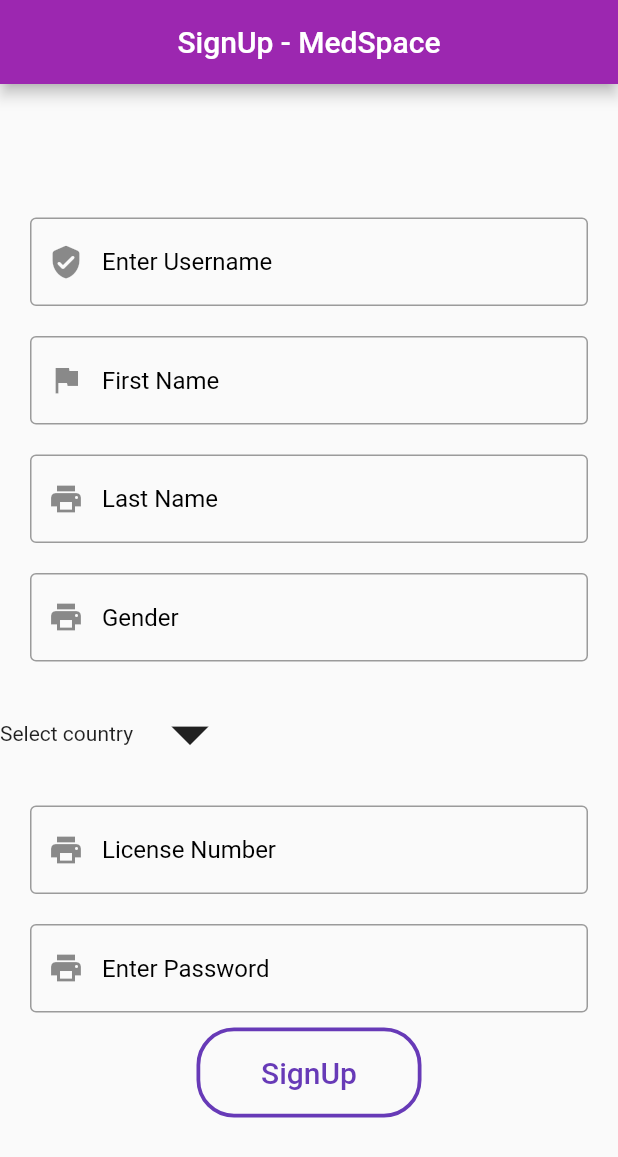
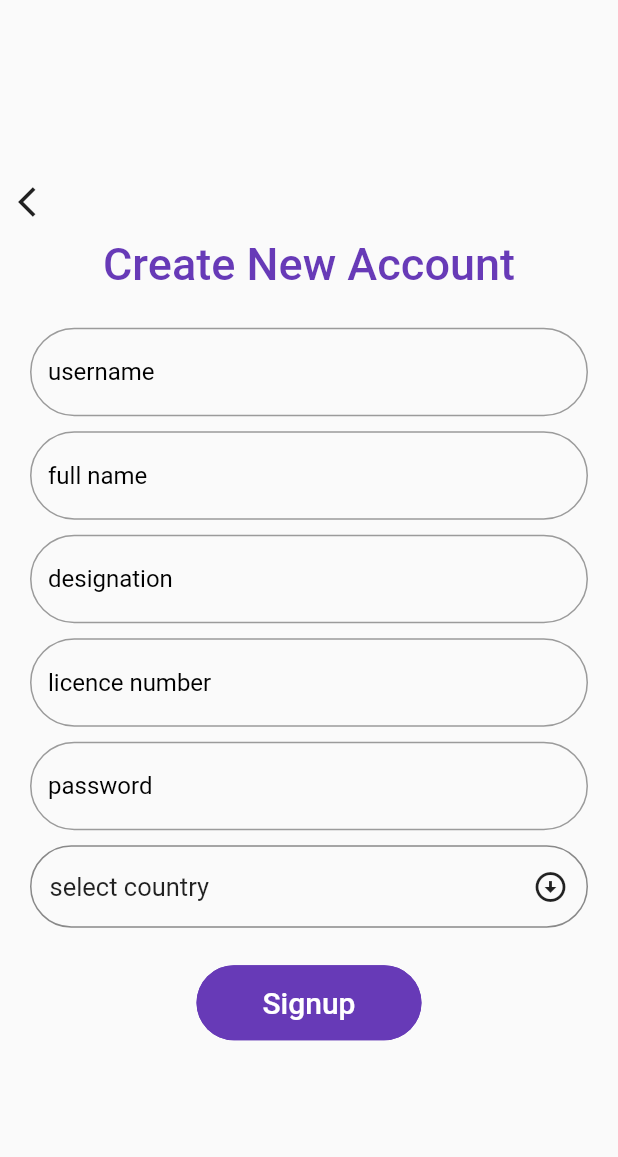
Before and after one commit to Job-madi/MedSpace, a Flutter app: the Signup screen opened directly, on a phone screen of 412 x 824 dp. Shown: the top 1157 px of the screen. Run offline on Flutter 3.47's test engine with Material 2 defaults, Android fonts, the phone set to English and light mode, and no system bars; our stand-ins replace adaptive_theme, country_picker, curved_navigation_bar; network calls fail.

Commit message:
remaster auth pages ui

```diff
--- a/flutter_app/medspace/lib/auth.dart
+++ b/flutter_app/medspace/lib/auth.dart
@@ -1,6 +1,7 @@
 import 'package:flutter/cupertino.dart';
 import 'package:flutter/material.dart';
 import 'package:country_picker/country_picker.dart';
+import 'package:medspace/main.dart';
 import 'homescreen.dart';
 
 class Login extends StatefulWidget {
@@ -12,61 +13,93 @@ class _LoginState extends State<Login> {
   @override
   Widget build(BuildContext context) {
     return Scaffold(
-      appBar: new AppBar(
-        automaticallyImplyLeading: false,
-        title: Center(
-          child: Text("LogIn - MedSpace"),
-        ),
-      ),
-      body: Center(
+      body: SafeArea(
+        child: Center(
           child: Container(
             child: Column(
               children: <Widget>[
-              Text("Welcome Back!!"),
+                Row(
+                  children: <Widget>[
+                    IconButton(
+                        icon: Icon(Icons.arrow_back_ios),
+                        onPressed: () {
+                          Navigator.push(
+                            context,
+                            MaterialPageRoute(builder: (context) => MyApp()),
+                          );
+                        })
+                  ],
+                ),
+                Container(
+                  child: Column(
+                    children: <Widget>[
+                      Text(
+                        "LogIn",
+                        style: TextStyle(
+                            color: Colors.deepPurple,
+                            fontSize: 30,
+                            fontWeight: FontWeight.w500),
+                      ),
                       Padding(
-                padding: EdgeInsets.symmetric(horizontal: 20.0, vertical: 20.0),
+                        padding: EdgeInsets.symmetric(
+                            horizontal: 20.0, vertical: 20.0),
                         child: TextField(
                           decoration: InputDecoration(
-                      prefixIcon: Icon(Icons.print),
-                      hintText: "Enter Username",
+                              hintText: "username",
                               hintStyle: TextStyle(
-                          fontWeight: FontWeight.w400, color: Colors.black),
-                      border: OutlineInputBorder()),
+                                  fontWeight: FontWeight.w400,
+                                  color: Colors.black),
+                              border: OutlineInputBorder(
+                                  borderRadius:
+                                      BorderRadius.all(Radius.circular(50)))),
                         ),
                       ),
                       Padding(
-                padding: EdgeInsets.symmetric(horizontal: 20.0, vertical: 20.0),
+                        padding: EdgeInsets.symmetric(
+                            horizontal: 20.0, vertical: 5.0),
                         child: TextField(
-                  obscureText: true,
+                          obscureText: false,
                           decoration: InputDecoration(
-                      prefixIcon: Icon(Icons.print),
-                      hintText: "Enter Password",
+                              hintText: "password",
                               hintStyle: TextStyle(
-                          fontWeight: FontWeight.w400, color: Colors.black),
-                      border: OutlineInputBorder()),
+                                  fontWeight: FontWeight.w400,
+                                  color: Colors.black),
+                              border: OutlineInputBorder(
+                                  borderRadius:
+                                      BorderRadius.all(Radius.circular(50)))),
                         ),
                       ),
-              MaterialButton(
+                      Padding(
+                        padding: EdgeInsets.symmetric(vertical: 20.0),
+                        child: MaterialButton(
                           elevation: 0.0,
                           child: Text(
                             "Login",
-                  style: TextStyle(fontSize: 20.0, color: Colors.deepPurple),
+                            style:
+                                TextStyle(fontSize: 20.0, color: Colors.white),
                           ),
                           onPressed: () {
                             Navigator.push(
                               context,
-                    MaterialPageRoute(builder: (context) => MyHomePage()),
+                              MaterialPageRoute(
+                                  builder: (context) => MyHomePage()),
                             );
                           },
                           shape: RoundedRectangleBorder(
-                  borderRadius: BorderRadius.circular(25.0),
-                  side: BorderSide(color: Colors.deepPurple, width: 2.5),
+                            borderRadius: BorderRadius.circular(28.0),
+                            side: BorderSide(
+                                color: Colors.deepPurple, width: 2.5),
                           ),
-                height: 60,
+                          height: 50,
                           minWidth: 150,
-                color: Colors.black.withOpacity(0.0),
+                          color: Colors.deepPurple,
+                        ),
                       ),
                     ],
+                  ),
+                ),
+              ],
+            ),
           ),
         ),
       ),
@@ -82,138 +115,180 @@ class Signup extends StatefulWidget {
 class _SignupState extends State<Signup> {
   @override
   Widget build(BuildContext context) {
+    var h = MediaQuery.of(context).size.width;
     return Scaffold(
-      appBar: new AppBar(
-        automaticallyImplyLeading: false,
-        title: Center(
-          child: Text("SignUp - MedSpace"),
-        ),
-      ),
-      body: Center(
+      body: SafeArea(
+        child: Center(
           child: Container(
             child: SingleChildScrollView(
               child: Column(
                 children: <Widget>[
+                  Row(
+                    children: <Widget>[
+                      IconButton(
+                          icon: Icon(Icons.arrow_back_ios),
+                          onPressed: () {
+                            Navigator.push(
+                              context,
+                              MaterialPageRoute(builder: (context) => MyApp()),
+                            );
+                          })
+                    ],
+                  ),
+                  Container(
+                    child: Column(
+                      children: <Widget>[
+                        Text(
+                          "Create New Account",
+                          style: TextStyle(
+                              color: Colors.deepPurple,
+                              fontSize: 30,
+                              fontWeight: FontWeight.w500),
+                        ),
+                        SizedBox(
+                          height: 20,
+                        ),
                         Padding(
-                  padding:
-                      EdgeInsets.symmetric(horizontal: 20.0, vertical: 10.0),
+                          padding: EdgeInsets.symmetric(
+                              horizontal: 20.0, vertical: 5.0),
                           child: TextField(
                             decoration: InputDecoration(
-                        prefixIcon: Icon(Icons.verified_user_rounded),
-                        hintText: "Enter Username",
+                                hintText: "username",
                                 hintStyle: TextStyle(
-                            fontWeight: FontWeight.w400, color: Colors.black),
-                        border: OutlineInputBorder()),
+                                    fontWeight: FontWeight.w400,
+                                    color: Colors.black),
+                                border: OutlineInputBorder(
+                                    borderRadius:
+                                        BorderRadius.all(Radius.circular(50)))),
                           ),
                         ),
                         Padding(
-                  padding:
-                      EdgeInsets.symmetric(horizontal: 20.0, vertical: 10.0),
+                          padding: EdgeInsets.symmetric(
+                              horizontal: 20.0, vertical: 5.0),
+                          child: TextField(
+                            decoration: InputDecoration(
+                                hintText: "full name",
+                                hintStyle: TextStyle(
+                                    fontWeight: FontWeight.w400,
+                                    color: Colors.black),
+                                border: OutlineInputBorder(
+                                    borderRadius:
+                                        BorderRadius.all(Radius.circular(50)))),
+                          ),
+                        ),
+                        Padding(
+                          padding: EdgeInsets.symmetric(
+                              horizontal: 20.0, vertical: 5.0),
+                          child: TextField(
+                            decoration: InputDecoration(
+                                hintText: "designation",
+                                hintStyle: TextStyle(
+                                    fontWeight: FontWeight.w400,
+                                    color: Colors.black),
+                                border: OutlineInputBorder(
+                                    borderRadius:
+                                        BorderRadius.all(Radius.circular(50)))),
+                          ),
+                        ),
+                        Padding(
+                          padding: EdgeInsets.symmetric(
+                              horizontal: 20.0, vertical: 5.0),
+                          child: TextField(
+                            decoration: InputDecoration(
+                                hintText: "licence number",
+                                hintStyle: TextStyle(
+                                    fontWeight: FontWeight.w400,
+                                    color: Colors.black),
+                                border: OutlineInputBorder(
+                                    borderRadius:
+                                        BorderRadius.all(Radius.circular(50)))),
+                          ),
+                        ),
+                        Padding(
+                          padding: EdgeInsets.symmetric(
+                              horizontal: 20.0, vertical: 5.0),
                           child: TextField(
                             obscureText: true,
                             decoration: InputDecoration(
-                        prefixIcon: Icon(Icons.flag),
-                        hintText: "First Name",
+                                hintText: "password",
                                 hintStyle: TextStyle(
-                            fontWeight: FontWeight.w400, color: Colors.black),
-                        border: OutlineInputBorder()),
+                                    fontWeight: FontWeight.w400,
+                                    color: Colors.black),
+                                border: OutlineInputBorder(
+                                    borderRadius:
+                                        BorderRadius.all(Radius.circular(50)))),
                           ),
                         ),
                         Padding(
-                  padding:
-                      EdgeInsets.symmetric(horizontal: 20.0, vertical: 10.0),
-                  child: TextField(
-                    obscureText: true,
-                    decoration: InputDecoration(
-                        prefixIcon: Icon(Icons.print),
-                        hintText: "Last Name",
-                        hintStyle: TextStyle(
-                            fontWeight: FontWeight.w400, color: Colors.black),
-                        border: OutlineInputBorder()),
+                          padding: EdgeInsets.symmetric(vertical: 5),
+                          child: Container(
+                            child: Row(
+                              mainAxisAlignment: MainAxisAlignment.spaceBetween,
+                              children: <Widget>[
+                                Padding(
+                                  padding: EdgeInsets.symmetric(horizontal: 12),
+                                  child: Text(
+                                    "select country",
+                                    style: TextStyle(fontSize: 17),
                                   ),
                                 ),
-                Padding(
-                  padding:
-                      EdgeInsets.symmetric(horizontal: 20.0, vertical: 10.0),
-                  child: TextField(
-                    obscureText: true,
-                    decoration: InputDecoration(
-                        prefixIcon: Icon(Icons.print),
-                        hintText: "Gender",
-                        hintStyle: TextStyle(
-                            fontWeight: FontWeight.w400, color: Colors.black),
-                        border: OutlineInputBorder()),
-                  ),
-                ),
-                Container(
-                  child: Row(
-                    children: <Widget>[
-                      Text("Select country"),
                                 IconButton(
-                          icon: Icon(Icons.arrow_drop_down),
-                          iconSize: 60,
+                                    icon: Icon(Icons.arrow_circle_down),
                                     onPressed: () {
                                       showCountryPicker(
                                         context: context,
                                         //Optional.  Can be used to exclude(remove) one ore more country from the countries list (optional).
-                              exclude: <String>['KN', 'MF'],
+
                                         //Optional. Shows phone code before the country name.
                                         showPhoneCode: true,
                                         onSelect: (Country country) {
-                                print('Select country: ${country.displayName}');
+                                          // text = country.displayName;
                                         },
                                       );
                                     })
                               ],
                             ),
+                            height: 55,
+                            width: h - 40,
+                            decoration: BoxDecoration(
+                                border: Border.all(
+                                  color: Colors.black45,
                                 ),
-                Padding(
-                  padding:
-                      EdgeInsets.symmetric(horizontal: 20.0, vertical: 10.0),
-                  child: TextField(
-                    obscureText: true,
-                    decoration: InputDecoration(
-                        prefixIcon: Icon(Icons.print),
-                        hintText: "License Number",
-                        hintStyle: TextStyle(
-                            fontWeight: FontWeight.w400, color: Colors.black),
-                        border: OutlineInputBorder()),
+                                borderRadius:
+                                    BorderRadius.all(Radius.circular(50))),
                           ),
                         ),
                         Padding(
-                  padding:
-                      EdgeInsets.symmetric(horizontal: 20.0, vertical: 10.0),
-                  child: TextField(
-                    obscureText: true,
-                    decoration: InputDecoration(
-                        prefixIcon: Icon(Icons.print),
-                        hintText: "Enter Password",
-                        hintStyle: TextStyle(
-                            fontWeight: FontWeight.w400, color: Colors.black),
-                        border: OutlineInputBorder()),
-                  ),
-                ),
-                MaterialButton(
+                          padding: EdgeInsets.symmetric(vertical: 20.0),
+                          child: MaterialButton(
                             elevation: 0.0,
                             child: Text(
-                    "SignUp",
-                    style: TextStyle(fontSize: 20.0, color: Colors.deepPurple),
+                              "Signup",
+                              style: TextStyle(
+                                  fontSize: 20.0, color: Colors.white),
                             ),
                             onPressed: () {
                               Navigator.push(
                                 context,
-                      MaterialPageRoute(builder: (context) => MyHomePage()),
+                                MaterialPageRoute(
+                                    builder: (context) => MyHomePage()),
                               );
                             },
                             shape: RoundedRectangleBorder(
-                    borderRadius: BorderRadius.circular(25.0),
-                    side: BorderSide(color: Colors.deepPurple, width: 2.5),
+                              borderRadius: BorderRadius.circular(28.0),
+                              side: BorderSide(
+                                  color: Colors.deepPurple, width: 2.5),
                             ),
-                  height: 60,
+                            height: 50,
                             minWidth: 150,
-                  color: Colors.black.withOpacity(0.0),
+                            color: Colors.deepPurple,
+                          ),
                         ),
                       ],
+                    ),
+                  ),
+                ],
+              ),
             ),
           ),
         ),
@@ -221,3 +296,30 @@ class _SignupState extends State<Signup> {
     );
   }
 }
+
+selcont() {
+  var text = "choose Country";
+
+  return Container(
+    child: Row(
+      children: <Widget>[
+        Text(text),
+        IconButton(
+            icon: Icon(Icons.arrow_drop_down),
+            iconSize: 60,
+            onPressed: () {
+              showCountryPicker(
+                // context: context,
+                //Optional.  Can be used to exclude(remove) one ore more country from the countries list (optional).
+                exclude: <String>['KN', 'MF'],
+                //Optional. Shows phone code before the country name.
+                showPhoneCode: true,
+                onSelect: (Country country) {
+                  text = country.displayName;
+                },
+              );
+            })
+      ],
+    ),
+  );
+}
```
Lines whose indentation alone changed are shown as unchanged.
